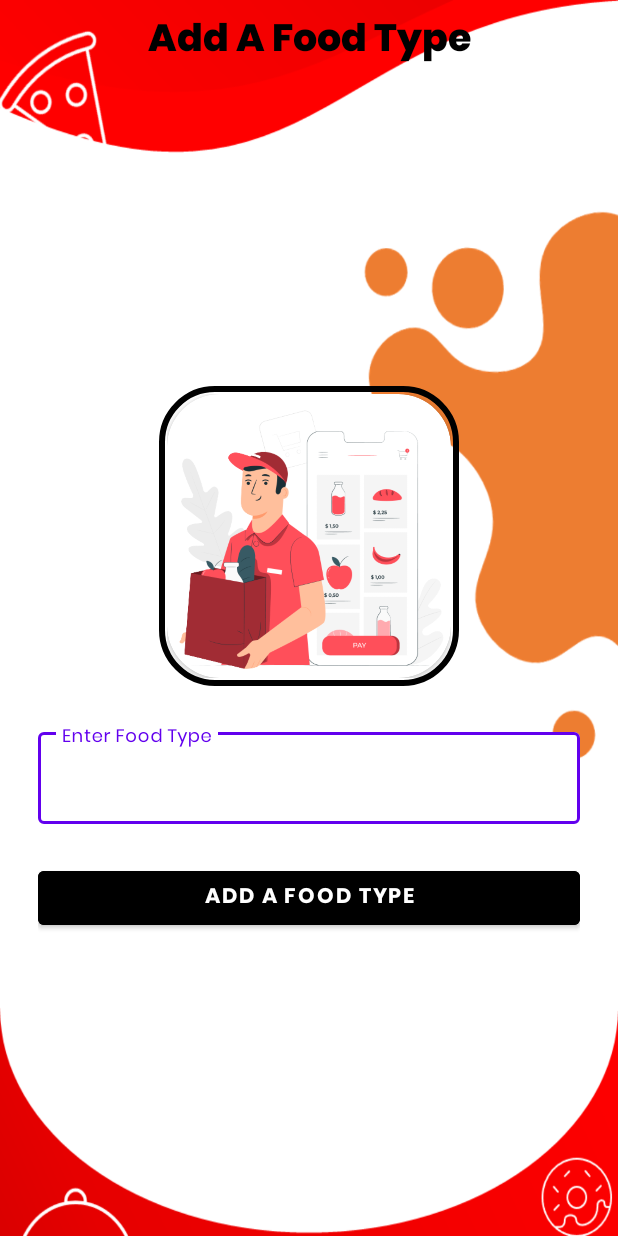
After one commit to AashifAmeer/Food_Train, an Android app: the AddFoodTypeActivity screen opened directly, with no data from a screen before it, on a phone screen of 412 x 824 dp. The commit adds this screen. Run offline under Robolectric (Android 15) with nearby library versions, the phone set to English and light mode, and no system bars; Roboto replaces fonts that are not available here.

Commit message:
food type works. Alhamdulillah

```diff
--- a/app/src/main/java/com/example/foodtrain/userInterface/activities/UserProfile.kt
+++ b/app/src/main/java/com/example/foodtrain/userInterface/activities/UserProfile.kt
@@ -11,14 +11,12 @@ import android.view.View
 import android.widget.*
 import androidx.core.app.ActivityCompat
 import androidx.core.content.ContextCompat
-import androidx.drawerlayout.widget.DrawerLayout
 import com.bumptech.glide.Glide
 import com.example.foodtrain.Constants
 import com.example.foodtrain.GlideLoader
 import com.example.foodtrain.R
 import com.example.foodtrain.fireStore.FireStoreClass
 import com.example.foodtrain.models.User
-import com.google.android.material.navigation.NavigationView
 import com.google.android.material.textfield.TextInputEditText
 import java.io.IOException
 
--- /dev/null
+++ b/app/src/main/res/layout/activity_add_food_type.xml
@@ -0,0 +1,102 @@
+<?xml version="1.0" encoding="utf-8"?>
+<androidx.constraintlayout.widget.ConstraintLayout xmlns:android="http://schemas.android.com/apk/res/android"
+    xmlns:app="http://schemas.android.com/apk/res-auto"
+    xmlns:tools="http://schemas.android.com/tools"
+    android:layout_width="match_parent"
+    android:layout_height="match_parent"
+    android:background="@drawable/registration_page_new"
+    tools:context=".userInterface.activities.UserProfile">
+
+    <androidx.appcompat.widget.Toolbar
+        android:id="@+id/toolbar_foodTypeAdd"
+        android:layout_width="match_parent"
+        android:layout_height="wrap_content"
+        android:foregroundGravity="center"
+        android:minHeight="?attr/actionBarSize"
+        android:theme="?attr/actionBarTheme"
+        app:layout_constraintEnd_toEndOf="parent"
+        app:layout_constraintTop_toTopOf="parent">
+
+        <TextView
+            android:id="@+id/addFoodHeading"
+            android:layout_width="wrap_content"
+            android:layout_height="wrap_content"
+            android:layout_gravity="center"
+            android:fontFamily="@font/poppins_extrabold"
+            android:textSize="25sp"
+            android:textColor="@color/black"
+            android:text="Add A Food Type" />
+    </androidx.appcompat.widget.Toolbar>
+
+    <ScrollView
+        android:id="@+id/scrollViewUser"
+        android:layout_width="match_parent"
+        android:layout_height="0dp"
+        android:fillViewport="true"
+        app:layout_constraintTop_toBottomOf="@+id/toolbar_foodTypeAdd"
+        app:layout_constraintBottom_toBottomOf="parent"
+        >
+
+        <LinearLayout
+            android:layout_width="match_parent"
+            android:layout_height="wrap_content"
+            android:padding="25dp"
+            android:gravity="center"
+            android:orientation="vertical">
+
+            <FrameLayout
+                android:id="@+id/food_type_frame"
+                android:foregroundGravity="center_horizontal"
+                android:layout_width="200dp"
+                android:background="@drawable/user_profile_border"
+                android:padding="5dp"
+                android:layout_height="200dp">
+
+                <androidx.cardview.widget.CardView
+                    app:cardCornerRadius="35dp"
+                    android:layout_width="match_parent"
+                    android:layout_height="match_parent">
+                    <ImageView
+                        android:id="@+id/foodTypeImage"
+                        android:scaleType="fitXY"
+                        android:layout_gravity="center"
+                        android:backgroundTint="@color/white"
+                        android:layout_width="match_parent"
+                        android:layout_height="match_parent"
+                        android:src="@drawable/_709343_3731109_removebg_preview" />
+                </androidx.cardview.widget.CardView>
+            </FrameLayout>
+
+            <com.google.android.material.textfield.TextInputLayout
+                android:id="@+id/food_type_name"
+                style="@style/Widget.MaterialComponents.TextInputLayout.OutlinedBox"
+                android:layout_marginTop="25dp"
+                android:layout_width="match_parent"
+                app:boxBackgroundColor="@color/white"
+                android:layout_height="wrap_content">
+
+                <com.google.android.material.textfield.TextInputEditText
+                    android:id="@+id/food_type_name_input"
+                    android:layout_width="match_parent"
+                    android:fontFamily="@font/poppins"
+                    android:layout_height="wrap_content"
+                    android:hint="Enter Food Type" />
+            </com.google.android.material.textfield.TextInputLayout>
+
+
+            <Button
+                android:fontFamily="@font/poppins_bold"
+                android:id="@+id/addFoodTypeButton"
+                android:backgroundTint="@color/black"
+                android:layout_marginTop="25dp"
+                android:layout_width="match_parent"
+                android:layout_height="wrap_content"
+                android:text="Add A FOOD TYPE" />
+
+
+
+        </LinearLayout>
+
+
+    </ScrollView>
+</androidx.constraintlayout.widget.ConstraintLayout>
```
Also changed, not shown: app/src/main/AndroidManifest.xml (+6 -1 lines), app/src/main/java/com/example/foodtrain/adapters/HomeHorAdapter.kt (+14 -7 lines), app/src/main/java/com/example/foodtrain/adapters/HomeVerFoodListAdapter.kt (+6 -6 lines), app/src/main/java/com/example/foodtrain/fireStore/FireStoreClass.kt (+72 -7 lines), app/src/main/java/com/example/foodtrain/models/FoodItem.kt (added, +11 -0 lines), app/src/main/java/com/example/foodtrain/models/FoodType.kt (added, +8 -0 lines), app/src/main/java/com/example/foodtrain/models/FoodVertical.kt (deleted, +0 -11 lines), app/src/main/java/com/example/foodtrain/models/HomeHorModel.kt (deleted, +0 -8 lines), app/src/main/java/com/example/foodtrain/userInterface/activities/AddFoodTypeActivity.kt (added, +167 -0 lines), app/src/main/java/com/example/foodtrain/userInterface/activities/BottomNavBarActivity.kt (+10 -10 lines), app/src/main/java/com/example/foodtrain/userInterface/activities/FoodAddSelectionActivity.kt (added, +19 -0 lines), app/src/main/java/com/example/foodtrain/userInterface/fragments/HomeFragment.kt (+56 -53 lines), app/src/main/res/layout/activity_food_add_selection.xml (added, +71 -0 lines).
